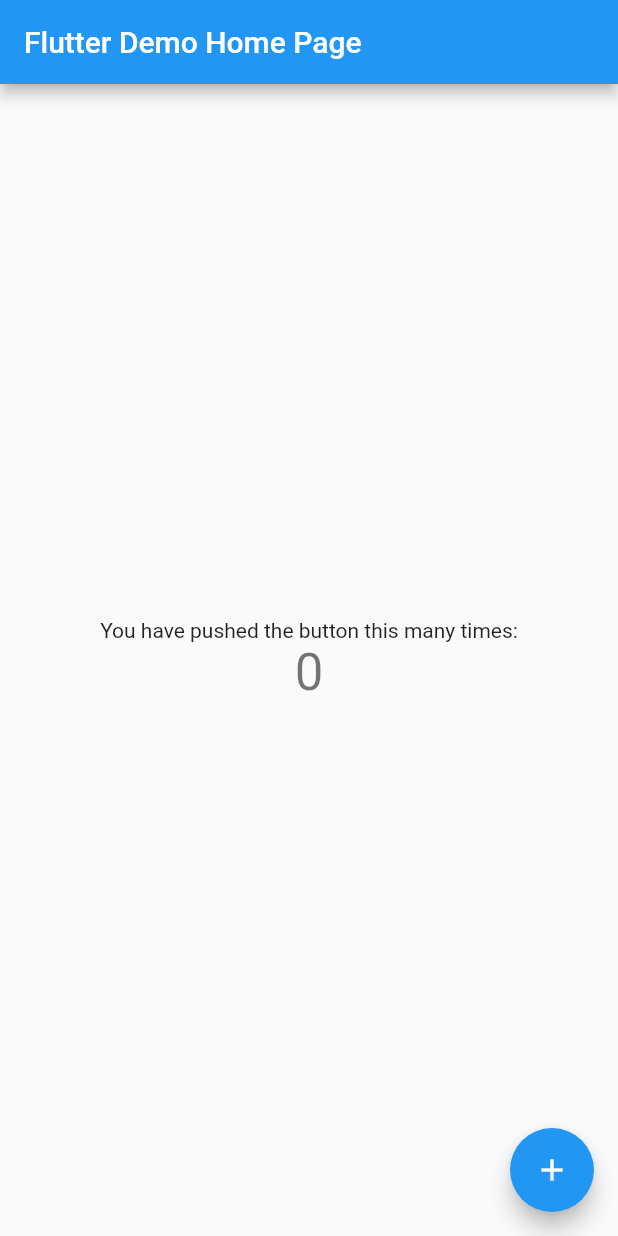
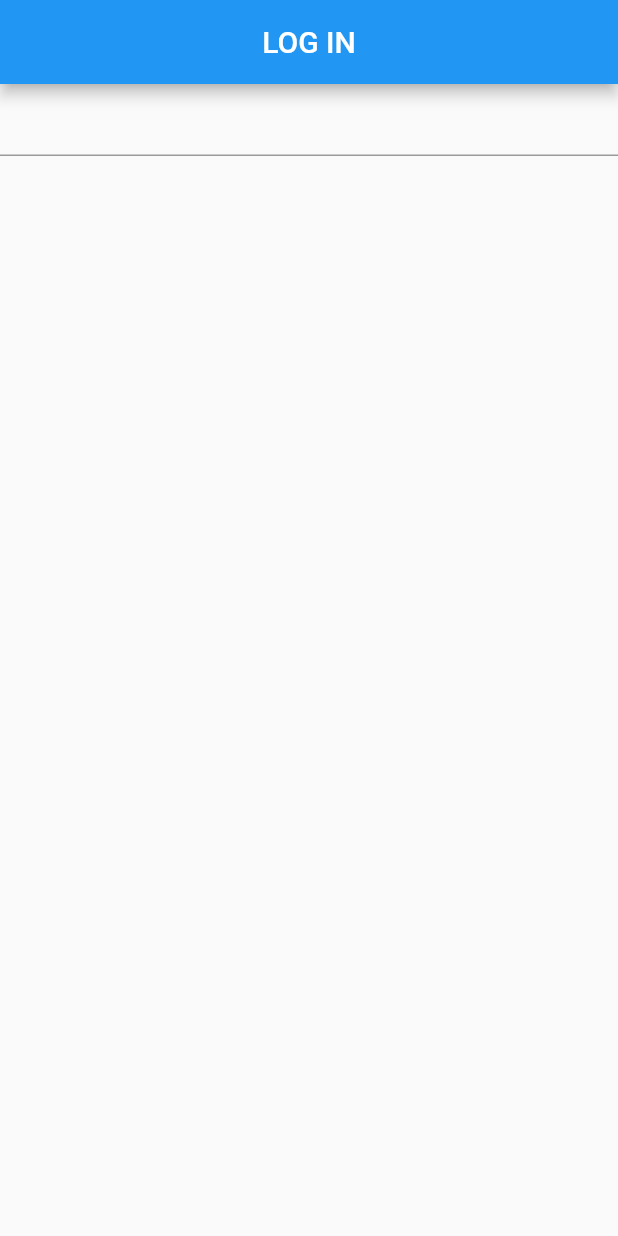
Before and after one commit to Avinash174/mshop-Flutter, a Flutter app: the screen it shows after launch, on a phone screen of 412 x 824 dp. Run offline on Flutter 3.47's test engine with Material 2 defaults, Android fonts, the phone set to English and light mode, and no system bars.

Commit message:
New Changes Adding

```diff
--- /dev/null
+++ b/lib/login_screen/login_screen_ui.dart
@@ -0,0 +1,18 @@
+import 'package:flutter/material.dart';
+
+class LogInScreenUi extends StatelessWidget {
+  const LogInScreenUi({Key? key}) : super(key: key);
+
+  @override
+  Widget build(BuildContext context) {
+    return Scaffold(
+      appBar: AppBar(
+        title: Text("LOG IN"),
+        centerTitle: true,
+      ),
+      body: Container(
+        child: TextFormField(),
+      ),
+    );
+  }
+}
--- a/lib/main.dart
+++ b/lib/main.dart
@@ -1,4 +1,5 @@
 import 'package:flutter/material.dart';
+import 'package:mshop/login_screen/login_screen_ui.dart';
 
 void main() {
   runApp(const MyApp());
@@ -11,6 +12,7 @@ class MyApp extends StatelessWidget {
   @override
   Widget build(BuildContext context) {
     return MaterialApp(
+      debugShowCheckedModeBanner: false,
       title: 'Flutter Demo',
       theme: ThemeData(
         // This is the theme of your application.
@@ -24,7 +26,7 @@ class MyApp extends StatelessWidget {
         // is not restarted.
         primarySwatch: Colors.blue,
       ),
-      home: const MyHomePage(title: 'Flutter Demo Home Page'),
+      home: const LogInScreenUi(),
     );
   }
 }
--- a/pubspec.yaml
+++ b/pubspec.yaml
@@ -46,7 +46,7 @@ dev_dependencies:
   # activated in the `analysis_options.yaml` file located at the root of your
   # package. See that file for information about deactivating specific lint
   # rules and activating additional ones.
-  flutter_lints: ^2.0.0
+
 
 # For information on the generic Dart part of this file, see the
 # following page: https://dart.dev/tools/pub/pubspec
```
Also changed, not shown: pubspec.lock, 1 other file.
